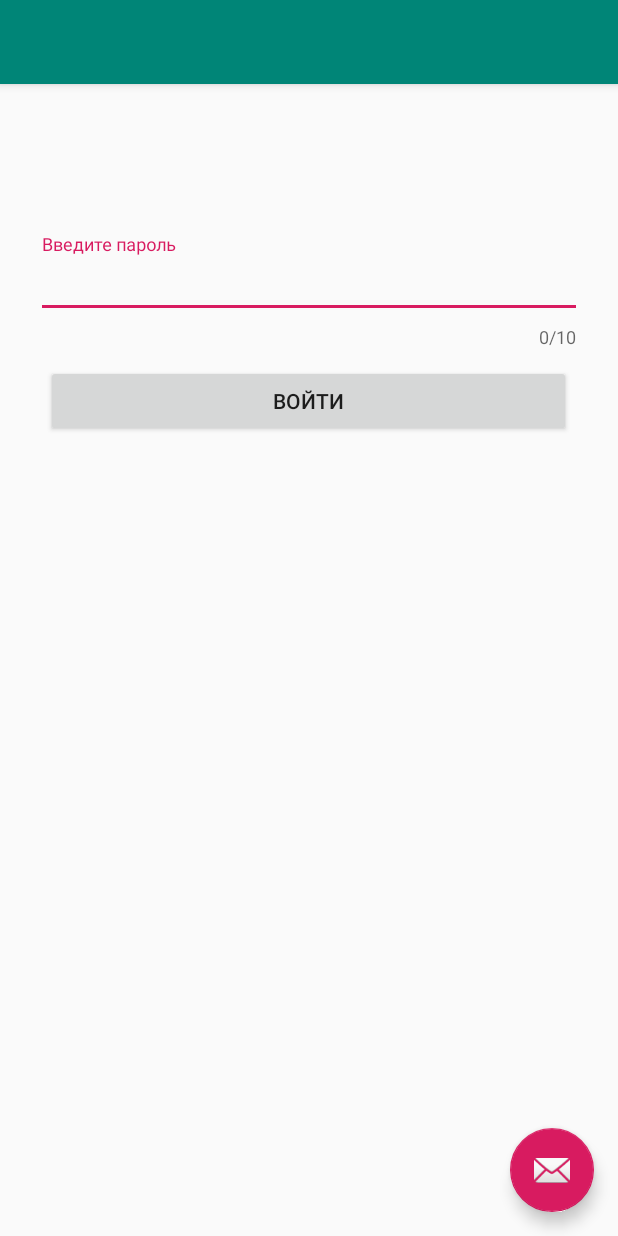
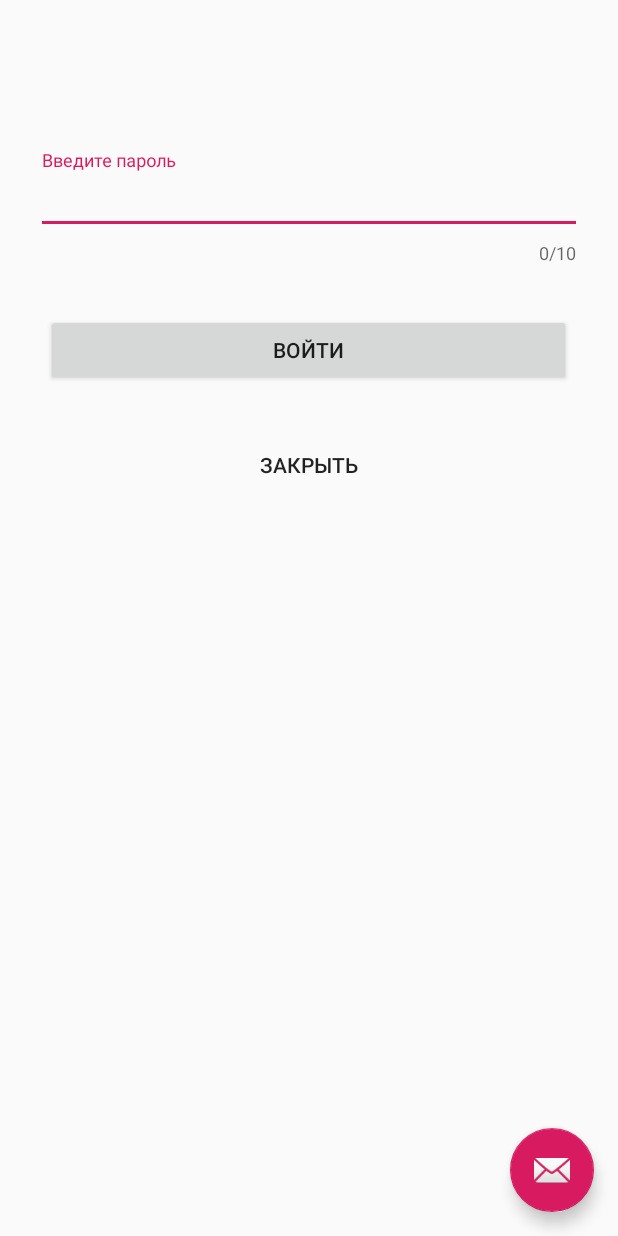
Before and after one commit to alamerit/materialDesignHomeWorck, an Android app: the layout activity_main2.xml on its own in the app's theme, with its tools: preview values and no code run, on a phone screen of 412 x 824 dp. Run offline under Robolectric (Android 15) with nearby library versions, the phone set to English and light mode, and no system bars.

Commit message:
HomeWorck3

```diff
--- a/app/src/main/AndroidManifest.xml
+++ b/app/src/main/AndroidManifest.xml
@@ -13,24 +13,26 @@
             android:name=".lessonThree.ToolbarActivit"
             android:label=" "
             android:theme="@style/AppTheme.NoActionBar">
-            <intent-filter>
-                <action android:name="android.intent.action.MAIN" />
-
-                <category android:name="android.intent.category.LAUNCHER" />
-            </intent-filter>
-        </activity>
-        <activity android:name=".lessonThree.ButtonsActivity">
 
         </activity>
-        <activity android:name=".ShetActivity" />
+        <activity android:name=".lessonThree.ButtonsActivity"></activity>
+
+        <activity android:name=".ShetActivity" ></activity>
+
         <activity
             android:name=".Main2Activity"
-            android:label="@string/title_activity_main2"
-            android:theme="@style/AppTheme.NoActionBar" />
+            android:theme="@style/AppTheme.NoActionBar" >
+            <intent-filter>
+            <action android:name="android.intent.action.MAIN" />
+
+            <category android:name="android.intent.category.LAUNCHER" />
+        </intent-filter>
+        </activity>
+
         <activity
             android:name=".MainActivity"
             android:label="@string/app_name"
-            android:theme="@style/AppTheme.NoActionBar" />
+            android:theme="@style/AppTheme.NoActionBar" ></activity>
     </application>
 
 </manifest>
--- a/app/src/main/java/com/example/materialdesignhomeworck/lessonThree/ToolbarActivit.java
+++ b/app/src/main/java/com/example/materialdesignhomeworck/lessonThree/ToolbarActivit.java
@@ -16,6 +16,7 @@ import java.util.Objects;
 
 public class ToolbarActivit extends AppCompatActivity {
     private static final String TAG = "Activity";
+
     @Override
     protected void onCreate(Bundle savedInstanceState) {
         super.onCreate(savedInstanceState);
--- a/app/src/main/res/layout/activity_main2.xml
+++ b/app/src/main/res/layout/activity_main2.xml
@@ -6,19 +6,7 @@
     android:layout_height="match_parent"
     tools:context=".Main2Activity">
 
-    <com.google.android.material.appbar.AppBarLayout
-        android:layout_width="match_parent"
-        android:layout_height="wrap_content"
-        android:theme="@style/AppTheme.AppBarOverlay">
 
-        <androidx.appcompat.widget.Toolbar
-            android:id="@+id/toolbar"
-            android:layout_width="match_parent"
-            android:layout_height="?attr/actionBarSize"
-            android:background="?attr/colorPrimary"
-            app:popupTheme="@style/AppTheme.PopupOverlay" />
-
-    </com.google.android.material.appbar.AppBarLayout>
 
     <include layout="@layout/content_main2" />
 
--- a/app/src/main/res/layout/content_main2.xml
+++ b/app/src/main/res/layout/content_main2.xml
@@ -7,6 +7,23 @@
     app:layout_behavior="@string/appbar_scrolling_view_behavior"
     tools:context=".Main2Activity"
     tools:showIn="@layout/activity_main2">
+
+    <Button
+        android:id="@+id/button6"
+        style="?attr/borderlessButtonStyle"
+        android:layout_width="350dp"
+        android:layout_height="48dp"
+        android:layout_marginStart="24dp"
+        android:layout_marginEnd="24dp"
+        android:elevation="34dp"
+        android:onClick="buttonClick"
+        android:text="@string/clous"
+        app:layout_constraintBottom_toBottomOf="parent"
+        app:layout_constraintEnd_toEndOf="parent"
+        app:layout_constraintHorizontal_bias="0.461"
+        app:layout_constraintStart_toStartOf="parent"
+        app:layout_constraintTop_toBottomOf="@+id/textInputLayout2"
+        app:layout_constraintVertical_bias="0.182" />
 
     <com.google.android.material.textfield.TextInputLayout
         android:id="@+id/textInputLayout2"
@@ -45,10 +62,10 @@
         android:text="@string/input"
         app:layout_constraintBottom_toBottomOf="parent"
         app:layout_constraintEnd_toEndOf="parent"
-        app:layout_constraintHorizontal_bias="0.498"
+        app:layout_constraintHorizontal_bias="0.461"
         app:layout_constraintStart_toStartOf="parent"
         app:layout_constraintTop_toBottomOf="@+id/textInputLayout2"
-        app:layout_constraintVertical_bias="0.01999998" />
+        app:layout_constraintVertical_bias="0.054" />
 
 
 </androidx.constraintlayout.widget.ConstraintLayout>
--- a/app/src/main/res/values/strings.xml
+++ b/app/src/main/res/values/strings.xml
@@ -18,4 +18,5 @@
     <string name="password">Введите пароль</string>
     <string name="input">Войти</string>
     <string name="title_activity_toolbar">ToolbarActivit</string>
+    <string name="clous">Закрыть</string>
 </resources>
```
